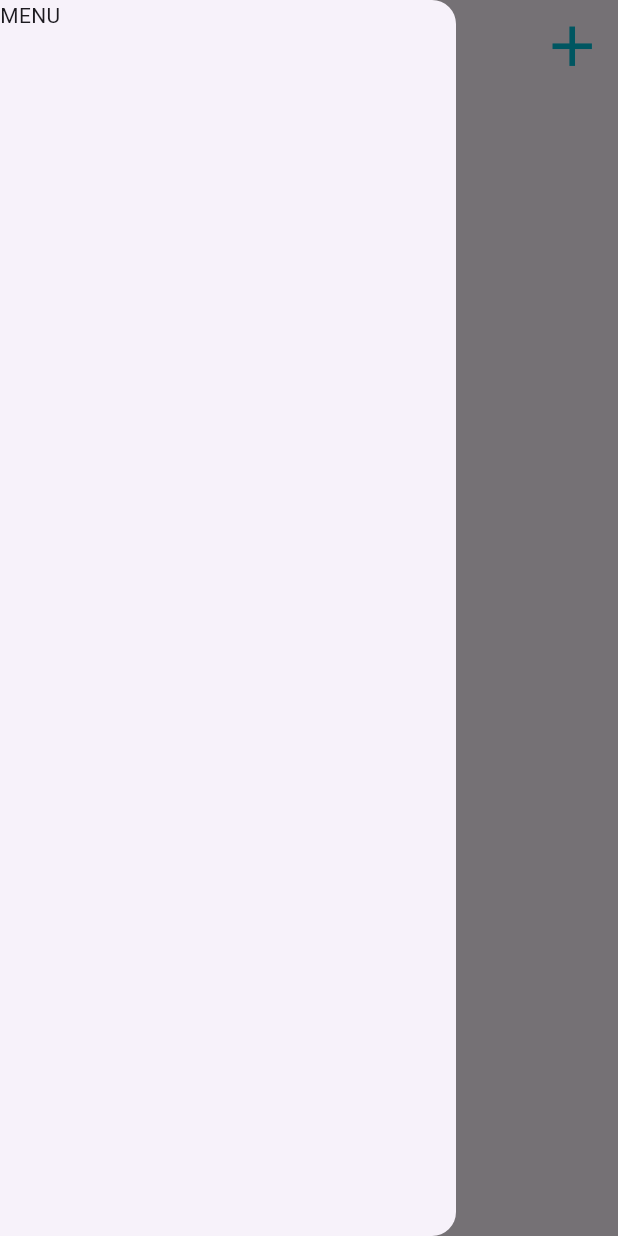
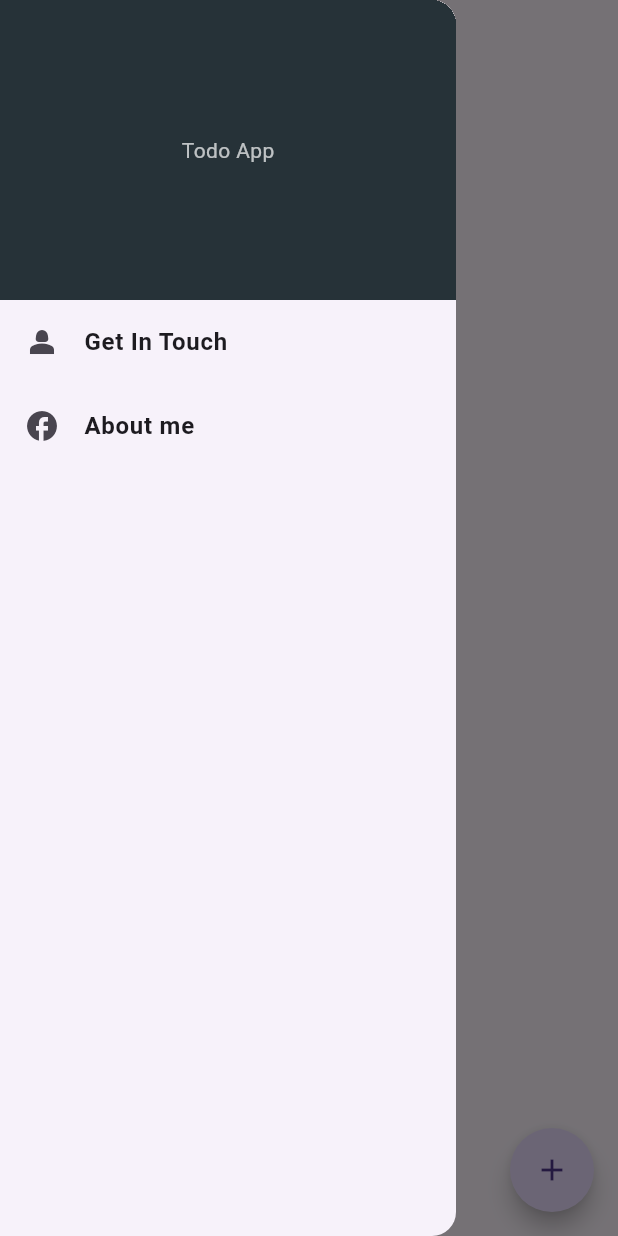
Before and after one commit to Sudipofficial4/TODOAPP, a Flutter app: the screen it shows after launch, with the side drawer open, on a phone screen of 412 x 824 dp. Run offline on Flutter 3.47's test engine with Material 3 defaults, Android fonts, the phone set to English and light mode, and no system bars; our stand-ins replace shared_preferences.

Commit message:
app completed

```diff
--- a/lib/Mainscreen.dart
+++ b/lib/Mainscreen.dart
@@ -1,5 +1,9 @@
 import 'package:flutter/cupertino.dart';
 import 'package:flutter/material.dart';
+import 'package:shared_preferences/shared_preferences.dart';
+import 'package:todoapp/widgets/Todolist.dart';
+import 'New.dart';
+import 'package:url_launcher/url_launcher.dart';
 
 class MainScreen extends StatefulWidget {
   const MainScreen({super.key});
@@ -9,38 +13,129 @@ class MainScreen extends StatefulWidget {
 }
 
 class _MainScreenState extends State<MainScreen> {
+  void OnClick() {
+    showModalBottomSheet(
+      //backgroundColor: CupertinoColors.secondaryLabel,
+      context: context,
+      builder: (context) {
+        return Padding(
+          padding: MediaQuery.of(context).viewInsets,
+          child: Container(
+            height: 200,
+            child: New(addtodo: addtodo),
+            padding: EdgeInsets.all(4),
+          ),
+        );
+      },
+    );
+  }
+
+  List<String> todo = [];
+
+  void addtodo({required String Todotext}) {
+    if (todo.contains(Todotext)) {
+      showDialog(
+        context: context,
+        builder: (context) {
+          return AlertDialog(
+            title: Text('Already Exists'),
+            content: Text("The text already exists"),
+            actions: [
+              InkWell(
+                onTap: () {
+                  Navigator.pop(context);
+                },
+
+                child: Text("close"),
+              ),
+            ],
+          );
+        },
+      );
+      return;
+    }
+
+    setState(() {
+      todo.insert(0, Todotext);
+    });
+    updatelocaldata();
+    Navigator.pop(context);
+  }
+
+  void updatelocaldata() async {
+    // Obtain shared preferences.
+    final SharedPreferences prefs = await SharedPreferences.getInstance();
+    await prefs.setStringList('todo', todo);
+  }
+
+  void loaddata() async {
+    final SharedPreferences prefs = await SharedPreferences.getInstance();
+    await prefs.setStringList('todo', todo);
+    todo = (prefs.getStringList('todo') ?? []).toList();
+    setState(() {});
+  }
+
+  @override
+  void initState() {
+    loaddata();
+    super.initState();
+  }
+
   @override
   Widget build(BuildContext context) {
     return Scaffold(
-      drawer: Drawer(child: Text('MENU')),
+      floatingActionButton: FloatingActionButton(
+        shape: CircleBorder(),
+
+        child: Icon(Icons.add),
+
+        onPressed: OnClick,
+      ),
+      drawer: Drawer(
+        child: Column(
+          children: [
+            Container(
+              color: Colors.blueGrey[900],
+              height: 200,
+              width: double.infinity,
+              child: Center(
+                child: Text(
+                  "Todo App",
+                  style: TextStyle(color: Colors.white70),
+                ),
+              ),
+            ),
+            ListTile(
+              onTap: () {
+                launchUrl(Uri.parse("https://www.sudipkoirala44.com.np/"));
+              },
+              leading: Icon(Icons.person_2),
+              title: Text(
+                "Get In Touch",
+                style: TextStyle(fontWeight: FontWeight.bold),
+              ),
+            ),
+            ListTile(
+              onTap: () {
+                launchUrl(
+                  Uri.parse("https://www.facebook.com/sudip.koirala.415846"),
+                );
+              },
+              leading: Icon(Icons.facebook),
+              title: Text(
+                "About me",
+                style: TextStyle(fontWeight: FontWeight.bold),
+              ),
+            ),
+          ],
+        ),
+      ),
       appBar: AppBar(
         centerTitle: true,
         title: Text('Todo App'),
-        actions: [
-          Padding(
-            padding: const EdgeInsets.all(8.0),
-            child: InkWell(
-              splashColor: Colors.blueGrey,
-              onTap: () {
-                showModalBottomSheet(
-                  backgroundColor: CupertinoColors.secondaryLabel,
-                  context: context,
-                  builder: (context) {
-                    return Container();
-                  },
-                );
-              },
-              child: Icon(Icons.add, color: Colors.cyan, size: 45),
-            ),
-          ),
-        ],
+        actions: [Padding(padding: const EdgeInsets.all(8.0))],
       ),
-      body: InkWell(
-        onTap: () {
-          print('clicked');
-        },
-        child: Text('Some Text'),
-      ),
+      body: Todolist(todolist: todo, updatelocaldata: updatelocaldata),
     );
   }
 }
--- a/lib/main.dart
+++ b/lib/main.dart
@@ -16,6 +16,7 @@ class _MyAppState extends State<MyApp> {
   @override
   Widget build(BuildContext context) {
     return MaterialApp(
+      debugShowCheckedModeBanner: false,
       theme: ThemeData.light(useMaterial3: true),
       home: MainScreen(),
     );
--- /dev/null
+++ b/lib/widgets/Todolist.dart
@@ -0,0 +1,51 @@
+import 'package:flutter/cupertino.dart';
+import 'package:flutter/material.dart';
+
+class Todolist extends StatefulWidget {
+  List<String> todolist;
+  void Function() updatelocaldata;
+  Todolist({super.key, required this.todolist, required this.updatelocaldata});
+
+  @override
+  State<Todolist> createState() => _TodolistState();
+}
+
+class _TodolistState extends State<Todolist> {
+  //this function gets activated when the buttom is tapped
+
+  void onItemClicked({required int index}) {
+    showModalBottomSheet(
+      context: context,
+      builder: (context) {
+        return Container(
+          padding: EdgeInsets.all(20),
+          child: ElevatedButton(
+            onPressed: () {
+              setState(() {
+                widget.todolist.removeAt(index);
+              });
+              widget.updatelocaldata();
+              Navigator.pop(context);
+            },
+            child: Text('Mark as Done'),
+          ),
+        );
+      },
+    );
+  }
+
+  @override
+  Widget build(BuildContext context) {
+    return ListView.builder(
+      itemCount: widget.todolist.length,
+      itemBuilder: (BuildContext context, int index) {
+        return ListTile(
+          onTap: () {
+            onItemClicked(index: index);
+          },
+          title: Text(widget.todolist[index]),
+        );
+      },
+    );
+  }
+}
--- a/pubspec.yaml
+++ b/pubspec.yaml
@@ -34,6 +34,8 @@ dependencies:
   # The following adds the Cupertino Icons font to your application.
   # Use with the CupertinoIcons class for iOS style icons.
   cupertino_icons: ^1.0.8
+  shared_preferences: ^2.5.3
+  url_launcher: ^6.3.1
 
 dev_dependencies:
   flutter_test:
```
Also changed, not shown: lib/New.dart (+30 -2 lines), pubspec.lock, 6 other files.
